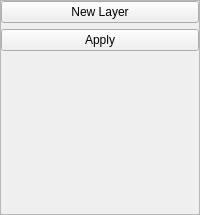
The window that Neuron/LayerDock.ui (Skwint/Neuron) describes before a commit, drawn with Qt 5.
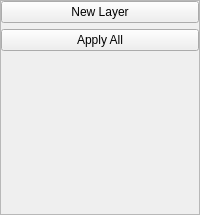
The same window after the commit.

Patch:
```diff
--- a/Neuron/LayerDock.ui
+++ b/Neuron/LayerDock.ui
@@ -82,7 +82,7 @@
         <item>
          <widget class="QPushButton" name="btnApply">
           <property name="text">
-           <string>Apply</string>
+           <string>Apply All</string>
           </property>
          </widget>
         </item>
```
